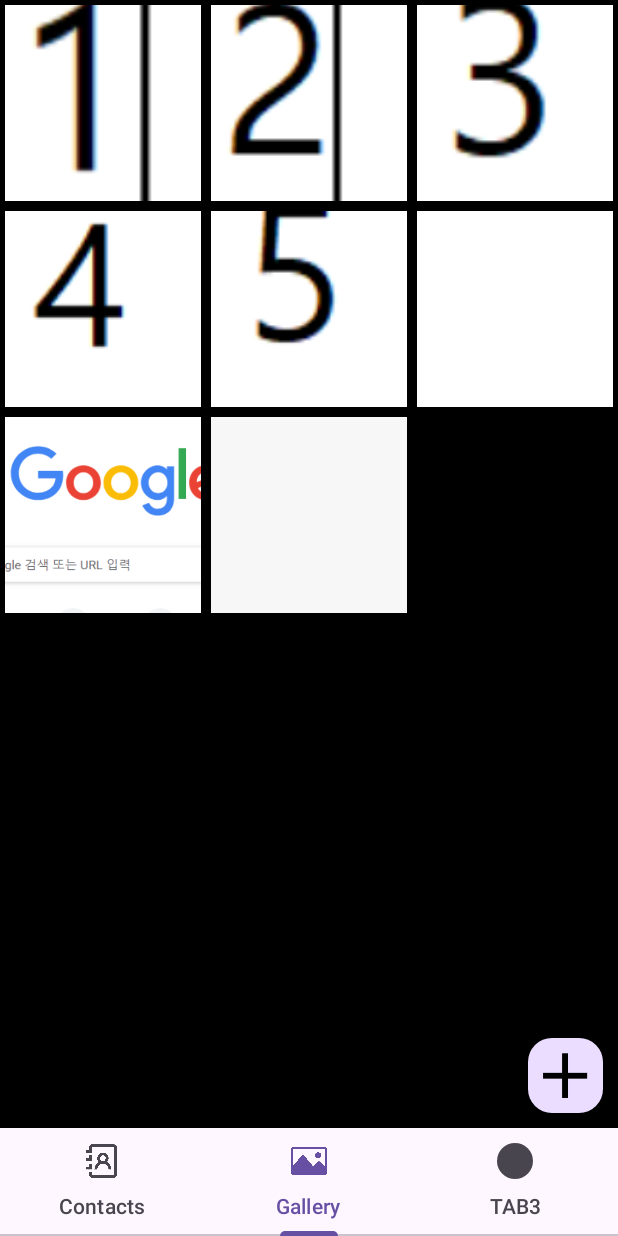
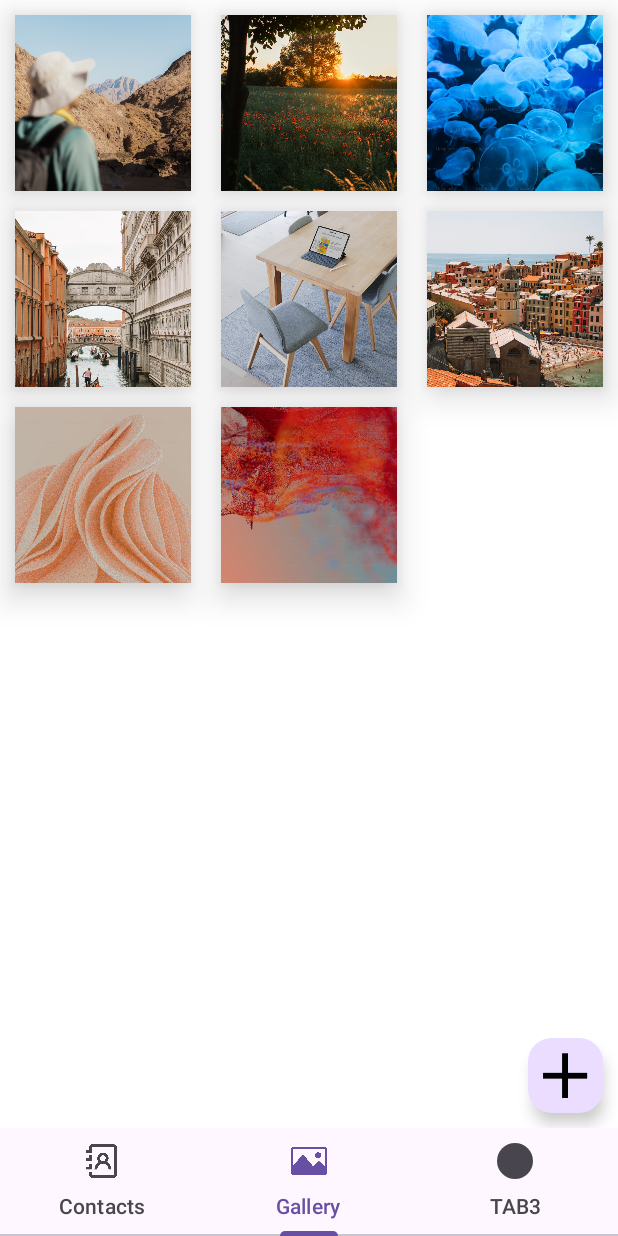
Before and after one commit to Rudals00/Madcamp_week1, an Android app: the screen it shows after launch (MainActivity), item 2 of the bottom bar chosen, on a phone screen of 412 x 824 dp. Run offline under Robolectric (Android 15) with nearby library versions, the phone set to English and light mode, and no system bars; 1 statement that could not run was skipped.

```diff
--- a/app/src/main/java/com/example/madcamp/OneFragment.kt
+++ b/app/src/main/java/com/example/madcamp/OneFragment.kt
@@ -76,7 +76,7 @@ class MyAdapter1(val datas: MutableList<Person>,val fragmentBinding: FragmentOne
     }
 }
 
-class MyDecoration(val context: Context): RecyclerView.ItemDecoration() {
+class MyDecoration1(val context: Context): RecyclerView.ItemDecoration() {
     // 모든 항목이 출력된 후 호출
     override fun onDrawOver(canvas: Canvas, parent: RecyclerView, state: RecyclerView.State) {
         super.onDrawOver(canvas, parent, state)
@@ -104,8 +104,8 @@ class MyDecoration(val context: Context): RecyclerView.ItemDecoration() {
 //        }
         outRect.set(10, 10, 10, 0)
 
-        view.setBackgroundColor(Color.parseColor("#28a0ff"))
-        ViewCompat.setElevation(view, 20.0f)
+        view.setBackgroundColor(Color.parseColor("#ffffff"))
+        ViewCompat.setElevation(view, 5.0f)
     }
 }
 
@@ -186,7 +186,7 @@ class OneFragment : Fragment() {
         adapter = MyAdapter1(datas, binding)
         binding.recyclerview.layoutManager = LinearLayoutManager(activity)
         binding.recyclerview.adapter = adapter
-        binding.recyclerview.addItemDecoration(MyDecoration(activity as Context))
+        binding.recyclerview.addItemDecoration(MyDecoration1(activity as Context))
 
         binding.backButton.setOnClickListener {
             binding.detailInfo.visibility=View.GONE
--- a/app/src/main/java/com/example/madcamp/TwoFragment.kt
+++ b/app/src/main/java/com/example/madcamp/TwoFragment.kt
@@ -22,9 +22,13 @@ import androidx.recyclerview.widget.RecyclerView
 import com.example.madcamp.databinding.FragmentTwoBinding
 import com.example.madcamp.databinding.ItemRecyclerview2Binding
 import android.Manifest
+import android.content.Context
 import android.graphics.Bitmap
+import android.graphics.Canvas
+import android.graphics.Rect
 import android.graphics.drawable.Drawable
 import android.net.Uri
+import androidx.core.view.ViewCompat
 import com.bumptech.glide.Glide
 import com.bumptech.glide.request.target.CustomTarget
 import com.bumptech.glide.request.transition.Transition
@@ -135,6 +139,7 @@ class TwoFragment : Fragment() {
         val gridLayoutManager = GridLayoutManager(activity, 3)
         binding.recyclerview.layoutManager = gridLayoutManager
         binding.recyclerview.adapter = MyAdapter2(datas)
+        binding.recyclerview.addItemDecoration(MyDecoration2(activity as Context))
 
         binding.floatingActionButton.setOnClickListener {
             // Permission check and request
@@ -175,3 +180,36 @@ class TwoFragment : Fragment() {
         }
     }
 }
+
+class MyDecoration2(val context: Context): RecyclerView.ItemDecoration() {
+    // 모든 항목이 출력된 후 호출
+    override fun onDrawOver(canvas: Canvas, parent: RecyclerView, state: RecyclerView.State) {
+        super.onDrawOver(canvas, parent, state)
+
+        // 리사이클러 뷰의 크기 계산
+        val width = parent.width
+        val height = parent.height
+    }
+
+    override fun getItemOffsets(
+        outRect: Rect,
+        view: View,
+        parent: RecyclerView,
+        state: RecyclerView.State
+    ) {
+        super.getItemOffsets(outRect, view, parent, state)
+
+        // 각 항목의 위치 획득
+        val index = parent.getChildAdapterPosition(view) + 1
+
+//        if(index % 3 == 0){
+//            outRect.set(10, 10, 10, 60)
+//        }else {
+//            outRect.set(10, 10, 10, 0)
+//        }
+        outRect.set(10, 10, 10, 0)
+
+        view.setBackgroundColor(Color.parseColor("#ffffff"))
+        ViewCompat.setElevation(view, 20.0f)
+    }
+}
--- a/app/src/main/res/layout/fragment_two.xml
+++ b/app/src/main/res/layout/fragment_two.xml
@@ -8,7 +8,7 @@
         android:id="@+id/recyclerview"
         android:layout_width="0dp"
         android:layout_height="0dp"
-        android:background="@android:color/black"
+        android:background="@android:color/white"
         app:layout_constraintStart_toStartOf="parent"
         app:layout_constraintEnd_toEndOf="parent"
         app:layout_constraintTop_toTopOf="parent"
```
Also changed, not shown: app/src/main/res/drawable/img1.jpeg (added), app/src/main/res/drawable/img1.png (deleted), app/src/main/res/drawable/img2.jpeg (added), app/src/main/res/drawable/img2.png (deleted), app/src/main/res/drawable/img3.jpeg (added), app/src/main/res/drawable/img3.png (deleted), app/src/main/res/drawable/img4.jpeg (added), app/src/main/res/drawable/img4.png (deleted), app/src/main/res/drawable/img5.jpeg (added), app/src/main/res/drawable/img5.png (deleted), app/src/main/res/drawable/img6.jpeg (added), app/src/main/res/drawable/img6.png (deleted), app/src/main/res/drawable/img7.jpeg (added), app/src/main/res/drawable/img7.png (deleted), 2 more files.
